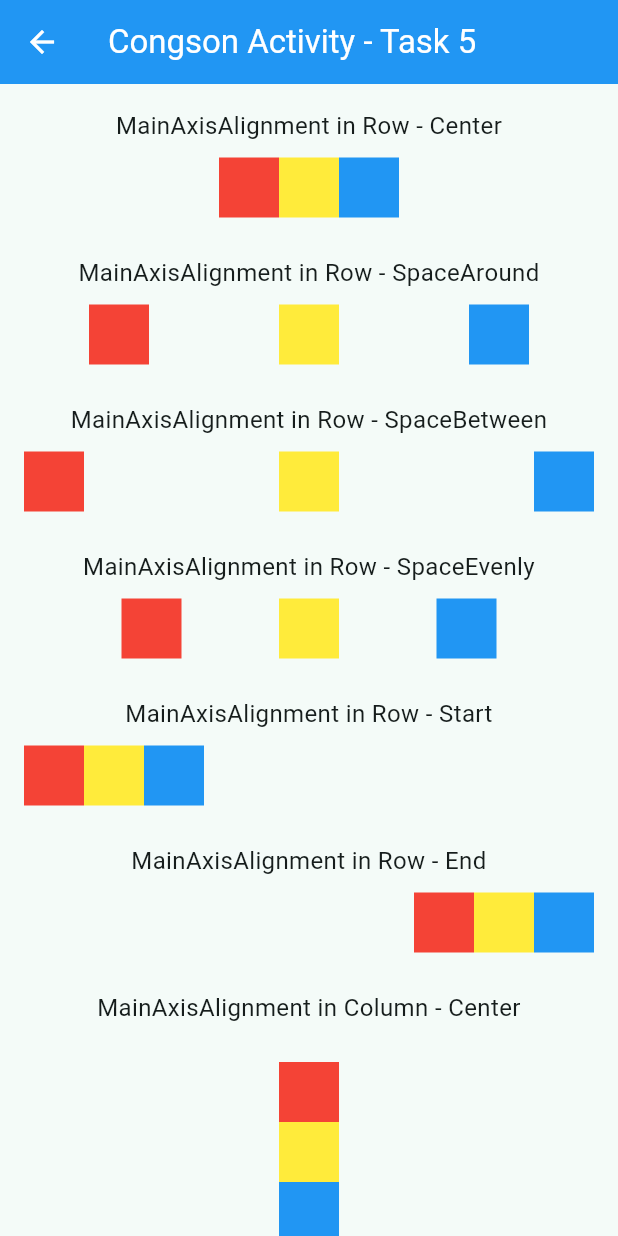
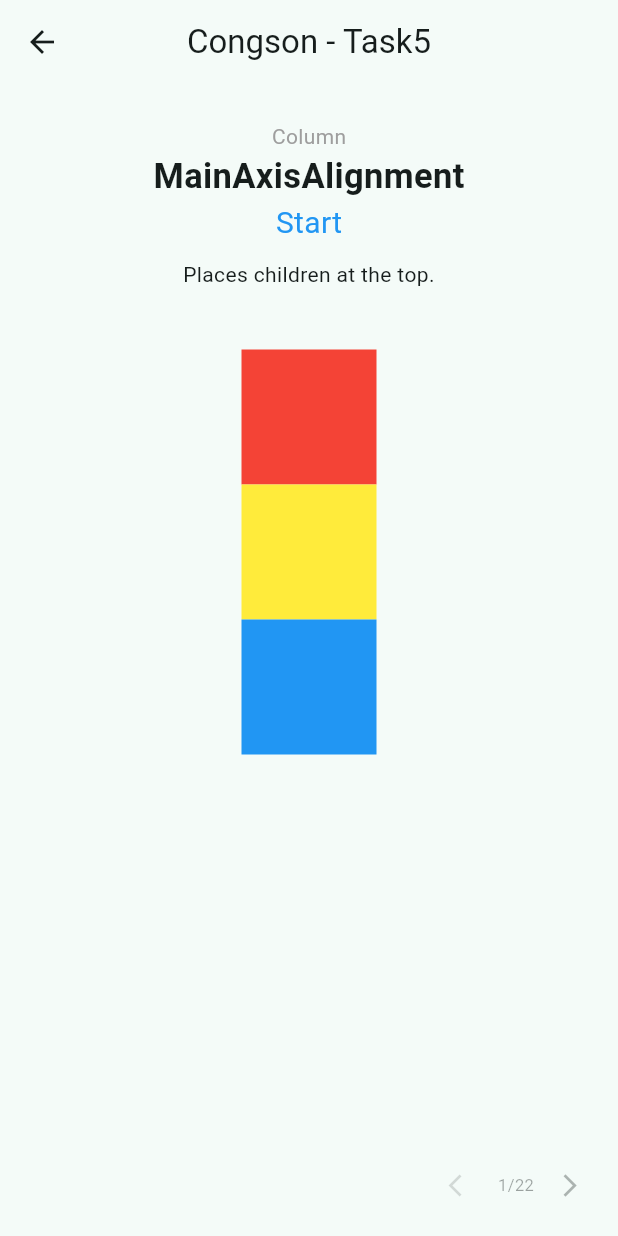
Before and after one commit to Terrence037/CCE106_Activities, a Flutter app: the Task5Menu screen opened directly, on a phone screen of 412 x 824 dp. Run offline on Flutter 3.47's test engine with Material 3 defaults, Android fonts, the light colour scheme and no system bars.

Commit message:
Improvements 2

```diff
--- a/actbox/lib/task5_alignment.dart
+++ b/actbox/lib/task5_alignment.dart
@@ -1,189 +1,384 @@
 
 import 'package:flutter/material.dart';
 
-class Task5Menu extends StatelessWidget {
+class Task5Menu extends StatefulWidget {
   const Task5Menu({super.key});
 
-  Widget boxes() {
-    return Row(
-      mainAxisSize: MainAxisSize.min,
-      children: [
-        Container(width: 40, height: 40, color: Colors.red),
-        Container(width: 40, height: 40, color: Colors.yellow),
-        Container(width: 40, height: 40, color: Colors.blue),
-      ],
+  @override
+  State<Task5Menu> createState() => _Task5MenuState();
+}
+
+class _Task5MenuState extends State<Task5Menu> {
+  int currentPage = 0;
+
+  static const double boxSize = 90;
+
+  final List<AlignmentDemo> pages = [
+    // MAIN AXIS - COLUMN
+    AlignmentDemo(
+      alignment: 'Start',
+      type: 'MainAxisAlignment',
+      direction: 'Column',
+      description: 'Places children at the top.',
+      main: MainAxisAlignment.start,
+      cross: CrossAxisAlignment.center,
+      isColumn: true,
+    ),
+    AlignmentDemo(
+      alignment: 'Center',
+      type: 'MainAxisAlignment',
+      direction: 'Column',
+      description: 'Places children at the center.',
+      main: MainAxisAlignment.center,
+      cross: CrossAxisAlignment.center,
+      isColumn: true,
+    ),
+    AlignmentDemo(
+      alignment: 'End',
+      type: 'MainAxisAlignment',
+      direction: 'Column',
+      description: 'Places children at the bottom.',
+      main: MainAxisAlignment.end,
+      cross: CrossAxisAlignment.center,
+      isColumn: true,
+    ),
+    AlignmentDemo(
+      alignment: 'Space Between',
+      type: 'MainAxisAlignment',
+      direction: 'Column',
+      description: 'Equal space between children.',
+      main: MainAxisAlignment.spaceBetween,
+      cross: CrossAxisAlignment.center,
+      isColumn: true,
+    ),
+    AlignmentDemo(
+      alignment: 'Space Around',
+      type: 'MainAxisAlignment',
+      direction: 'Column',
+      description: 'Equal space around each child.',
+      main: MainAxisAlignment.spaceAround,
+      cross: CrossAxisAlignment.center,
+      isColumn: true,
+    ),
+    AlignmentDemo(
+      alignment: 'Space Evenly',
+      type: 'MainAxisAlignment',
+      direction: 'Column',
+      description: 'Equal spacing between and around children.',
+      main: MainAxisAlignment.spaceEvenly,
+      cross: CrossAxisAlignment.center,
+      isColumn: true,
+    ),
+
+    // MAIN AXIS - ROW
+    AlignmentDemo(
+      alignment: 'Start',
+      type: 'MainAxisAlignment',
+      direction: 'Row',
+      description: 'Places children at the left.',
+      main: MainAxisAlignment.start,
+      cross: CrossAxisAlignment.center,
+      isColumn: false,
+    ),
+    AlignmentDemo(
+      alignment: 'Center',
+      type: 'MainAxisAlignment',
+      direction: 'Row',
+      description: 'Places children at the center.',
+      main: MainAxisAlignment.center,
+      cross: CrossAxisAlignment.center,
+      isColumn: false,
+    ),
+    AlignmentDemo(
+      alignment: 'End',
+      type: 'MainAxisAlignment',
+      direction: 'Row',
+      description: 'Places children at the right.',
+      main: MainAxisAlignment.end,
+      cross: CrossAxisAlignment.center,
+      isColumn: false,
+    ),
+    AlignmentDemo(
+      alignment: 'Space Between',
+      type: 'MainAxisAlignment',
+      direction: 'Row',
+      description: 'Equal space between children.',
+      main: MainAxisAlignment.spaceBetween,
+      cross: CrossAxisAlignment.center,
+      isColumn: false,
+    ),
+    AlignmentDemo(
+      alignment: 'Space Around',
+      type: 'MainAxisAlignment',
+      direction: 'Row',
+      description: 'Equal space around each child.',
+      main: MainAxisAlignment.spaceAround,
+      cross: CrossAxisAlignment.center,
+      isColumn: false,
+    ),
+    AlignmentDemo(
+      alignment: 'Space Evenly',
+      type: 'MainAxisAlignment',
+      direction: 'Row',
+      description: 'Equal spacing between and around children.',
+      main: MainAxisAlignment.spaceEvenly,
+      cross: CrossAxisAlignment.center,
+      isColumn: false,
+    ),
+
+    // CROSS AXIS - COLUMN
+    AlignmentDemo(
+      alignment: 'Start',
+      type: 'CrossAxisAlignment',
+      direction: 'Column',
+      description: 'Aligns children to the left.',
+      main: MainAxisAlignment.center,
+      cross: CrossAxisAlignment.start,
+      isColumn: true,
+    ),
+    AlignmentDemo(
+      alignment: 'Center',
+      type: 'CrossAxisAlignment',
+      direction: 'Column',
+      description: 'Aligns children horizontally at the center.',
+      main: MainAxisAlignment.center,
+      cross: CrossAxisAlignment.center,
+      isColumn: true,
+    ),
+    AlignmentDemo(
+      alignment: 'End',
+      type: 'CrossAxisAlignment',
+      direction: 'Column',
+      description: 'Aligns children to the right.',
+      main: MainAxisAlignment.center,
+      cross: CrossAxisAlignment.end,
+      isColumn: true,
+    ),
+    AlignmentDemo(
+      alignment: 'Stretch',
+      type: 'CrossAxisAlignment',
+      direction: 'Column',
+      description: 'Stretches children across the available width.',
+      main: MainAxisAlignment.center,
+      cross: CrossAxisAlignment.stretch,
+      isColumn: true,
+    ),
+    AlignmentDemo(
+      alignment: 'Baseline',
+      type: 'CrossAxisAlignment',
+      direction: 'Column',
+      description: 'Aligns children using their text baseline.',
+      main: MainAxisAlignment.center,
+      cross: CrossAxisAlignment.baseline,
+      isColumn: true,
+    ),
+
+    // CROSS AXIS - ROW
+    AlignmentDemo(
+      alignment: 'Start',
+      type: 'CrossAxisAlignment',
+      direction: 'Row',
+      description: 'Aligns children to the top.',
+      main: MainAxisAlignment.center,
+      cross: CrossAxisAlignment.start,
+      isColumn: false,
+    ),
+    AlignmentDemo(
+      alignment: 'Center',
+      type: 'CrossAxisAlignment',
+      direction: 'Row',
+      description: 'Aligns children vertically at the center.',
+      main: MainAxisAlignment.center,
+      cross: CrossAxisAlignment.center,
+      isColumn: false,
+    ),
+    AlignmentDemo(
+      alignment: 'End',
+      type: 'CrossAxisAlignment',
+      direction: 'Row',
+      description: 'Aligns children to the bottom.',
+      main: MainAxisAlignment.center,
+      cross: CrossAxisAlignment.end,
+      isColumn: false,
+    ),
+    AlignmentDemo(
+      alignment: 'Stretch',
+      type: 'CrossAxisAlignment',
+      direction: 'Row',
+      description: 'Stretches children across the available height.',
+      main: MainAxisAlignment.center,
+      cross: CrossAxisAlignment.stretch,
+      isColumn: false,
+    ),
+    AlignmentDemo(
+      alignment: 'Baseline',
+      type: 'CrossAxisAlignment',
+      direction: 'Row',
+      description: 'Aligns children using their text baseline.',
+      main: MainAxisAlignment.center,
+      cross: CrossAxisAlignment.baseline,
+      isColumn: false,
+    ),
+  ];
+
+  @override
+  Widget build(BuildContext context) {
+    final page = pages[currentPage];
+
+    return Scaffold(
+      appBar: AppBar(
+        title: const Text('Congson - Task5'),
+        centerTitle: true,
+      ),
+      body: Stack(
+        children: [
+          Column(
+            children: [
+              const SizedBox(height: 25),
+
+              Text(
+                page.direction,
+                style: const TextStyle(
+                  fontSize: 14,
+                  color: Colors.grey,
+                ),
+              ),
+
+              Text(
+                page.type,
+                style: const TextStyle(
+                  fontSize: 23,
+                  fontWeight: FontWeight.bold,
+                ),
+              ),
+
+              Text(
+                page.alignment,
+                style: const TextStyle(
+                  fontSize: 20,
+                  color: Colors.blue,
+                ),
+              ),
+
+              const SizedBox(height: 10),
+
+              Padding(
+                padding: const EdgeInsets.symmetric(horizontal: 20),
+                child: Text(
+                  page.description,
+                  textAlign: TextAlign.center,
+                  style: const TextStyle(fontSize: 14),
+                ),
+              ),
+
+              const SizedBox(height: 20),
+
+              Expanded(
+                child: Padding(
+                  padding: const EdgeInsets.all(20),
+                  child: Center(
+                    child: SizedBox.expand(
+                      child: page.isColumn
+                          ? Column(
+                              mainAxisAlignment: page.main,
+                              crossAxisAlignment: page.cross,
+                              textBaseline: TextBaseline.alphabetic,
+                              children: [
+                                buildDemoBox(Colors.red),
+                                buildDemoBox(Colors.yellow),
+                                buildDemoBox(Colors.blue),
+                              ],
+                            )
+                          : Row(
+                              mainAxisAlignment: page.main,
+                              crossAxisAlignment: page.cross,
+                              textBaseline: TextBaseline.alphabetic,
+                              children: [
+                                buildDemoBox(Colors.red),
+                                buildDemoBox(Colors.yellow),
+                                buildDemoBox(Colors.blue),
+                              ],
+                            ),
+                    ),
+                  ),
+                ),
+              ),
+
+              const SizedBox(height: 45),
+            ],
+          ),
+
+          // Bottom-right navigation arrows
+          Positioned(
+            bottom: 10,
+            right: 8,
+            child: Opacity(
+              opacity: 0.4,
+              child: Row(
+                mainAxisSize: MainAxisSize.min,
+                children: [
+                  IconButton(
+                    icon: const Icon(Icons.arrow_back_ios),
+                    iconSize: 18,
+                    onPressed: currentPage > 0
+                        ? () {
+                            setState(() {
+                              currentPage--;
+                            });
+                          }
+                        : null,
+                  ),
+
+                  Text(
+                    '${currentPage + 1}/${pages.length}',
+                    style: const TextStyle(fontSize: 11),
+                  ),
+
+                  IconButton(
+                    icon: const Icon(Icons.arrow_forward_ios),
+                    iconSize: 18,
+                    onPressed: currentPage < pages.length - 1
+                        ? () {
+                            setState(() {
+                              currentPage++;
+                            });
+                          }
+                        : null,
+                  ),
+                ],
+              ),
+            ),
+          ),
+        ],
+      ),
     );
   }
 
-  Widget mainRow(String name, MainAxisAlignment alignment) {
-    return Column(
-      children: [
-        Text(
-          'MainAxisAlignment in Row - $name',
-          textAlign: TextAlign.center,
-          style: const TextStyle(fontSize: 16),
-        ),
-        const SizedBox(height: 10),
-        SizedBox(
-          width: double.infinity,
-          child: Row(
-            mainAxisAlignment: alignment,
-            children: [
-              Container(width: 40, height: 40, color: Colors.red),
-              Container(width: 40, height: 40, color: Colors.yellow),
-              Container(width: 40, height: 40, color: Colors.blue),
-            ],
-          ),
-        ),
-        const SizedBox(height: 25),
-      ],
-    );
-  }
-
-  Widget mainColumn(String name, MainAxisAlignment alignment) {
-    return Column(
-      children: [
-        Text(
-          'MainAxisAlignment in Column - $name',
-          textAlign: TextAlign.center,
-          style: const TextStyle(fontSize: 16),
-        ),
-        const SizedBox(height: 10),
-        SizedBox(
-          height: 150,
-          width: double.infinity,
-          child: Column(
-            mainAxisAlignment: alignment,
-            crossAxisAlignment: CrossAxisAlignment.center,
-            children: [
-              Container(width: 40, height: 40, color: Colors.red),
-              Container(width: 40, height: 40, color: Colors.yellow),
-              Container(width: 40, height: 40, color: Colors.blue),
-            ],
-          ),
-        ),
-        const SizedBox(height: 25),
-      ],
-    );
-  }
-
-  Widget crossRow(String name, CrossAxisAlignment alignment) {
-    return Column(
-      children: [
-        Text(
-          'CrossAxisAlignment in Row - $name',
-          textAlign: TextAlign.center,
-          style: const TextStyle(fontSize: 16),
-        ),
-        const SizedBox(height: 10),
-        SizedBox(
-          height: 80,
-          width: double.infinity,
-          child: Row(
-            crossAxisAlignment: alignment,
-            children: [
-              Container(width: 40, height: 30, color: Colors.red),
-              Container(width: 40, height: 50, color: Colors.yellow),
-              Container(width: 40, height: 40, color: Colors.blue),
-            ],
-          ),
-        ),
-        const SizedBox(height: 25),
-      ],
-    );
-  }
-
-  Widget crossColumn(String name, CrossAxisAlignment alignment) {
-    return Column(
-      children: [
-        Text(
-          'CrossAxisAlignment in Column - $name',
-          textAlign: TextAlign.center,
-          style: const TextStyle(fontSize: 16),
-        ),
-        const SizedBox(height: 10),
-        SizedBox(
-          height: 130,
-          width: double.infinity,
-          child: Column(
-            crossAxisAlignment: alignment,
-            children: [
-              Container(width: 70, height: 30, color: Colors.red),
-              Container(width: 110, height: 30, color: Colors.yellow),
-              Container(width: 90, height: 30, color: Colors.blue),
-            ],
-          ),
-        ),
-        const SizedBox(height: 25),
-      ],
-    );
-  }
-
-  Widget baselineRow() {
-    return Column(
-      children: [
-        const Text(
-          'CrossAxisAlignment in Row - Baseline',
-          textAlign: TextAlign.center,
-          style: TextStyle(fontSize: 16),
-        ),
-        const SizedBox(height: 10),
-        const SizedBox(
-          height: 60,
-          child: Row(
-            crossAxisAlignment: CrossAxisAlignment.baseline,
-            textBaseline: TextBaseline.alphabetic,
-            children: [
-              Text('Small', style: TextStyle(fontSize: 14)),
-              Text('Medium', style: TextStyle(fontSize: 24)),
-              Text('Large', style: TextStyle(fontSize: 36)),
-            ],
-          ),
-        ),
-        const SizedBox(height: 25),
-      ],
-    );
-  }
-
-  @override
-  Widget build(BuildContext context) {
-    return Scaffold(
-      appBar: AppBar(
-        title: const Text('Congson Activity - Task 5'),
-        backgroundColor: Colors.blue,
-        foregroundColor: Colors.white,
-      ),
-      body: SingleChildScrollView(
-        padding: const EdgeInsets.all(16),
-        child: Column(
-          children: [
-            mainRow('Center', MainAxisAlignment.center),
-            mainRow('SpaceAround', MainAxisAlignment.spaceAround),
-            mainRow('SpaceBetween', MainAxisAlignment.spaceBetween),
-            mainRow('SpaceEvenly', MainAxisAlignment.spaceEvenly),
-            mainRow('Start', MainAxisAlignment.start),
-            mainRow('End', MainAxisAlignment.end),
-
-            mainColumn('Center', MainAxisAlignment.center),
-            mainColumn('SpaceAround', MainAxisAlignment.spaceAround),
-            mainColumn('SpaceBetween', MainAxisAlignment.spaceBetween),
-            mainColumn('SpaceEvenly', MainAxisAlignment.spaceEvenly),
-            mainColumn('Start', MainAxisAlignment.start),
-            mainColumn('End', MainAxisAlignment.end),
-
-            crossRow('Start', CrossAxisAlignment.start),
-            crossRow('End', CrossAxisAlignment.end),
-            baselineRow(),
-            crossRow('Center', CrossAxisAlignment.center),
-            crossRow('Stretch', CrossAxisAlignment.stretch),
-
-            crossColumn('Start', CrossAxisAlignment.start),
-            crossColumn('End', CrossAxisAlignment.end),
-            crossColumn('Center', CrossAxisAlignment.center),
-            crossColumn('Stretch', CrossAxisAlignment.stretch),
-          ],
-        ),
-      ),
+  Widget buildDemoBox(Color color) {
+    return Container(
+      width: boxSize,
+      height: boxSize,
+      color: color,
     );
   }
 }
+
+class AlignmentDemo {
+  final String alignment;
+  final String type;
+  final String direction;
+  final String description;
+  final MainAxisAlignment main;
+  final CrossAxisAlignment cross;
+  final bool isColumn;
+
+  const AlignmentDemo({
+    required this.alignment,
+    required this.type,
+    required this.direction,
+    required this.description,
+    required this.main,
+    required this.cross,
+    required this.isColumn,
+  });
+}
```
